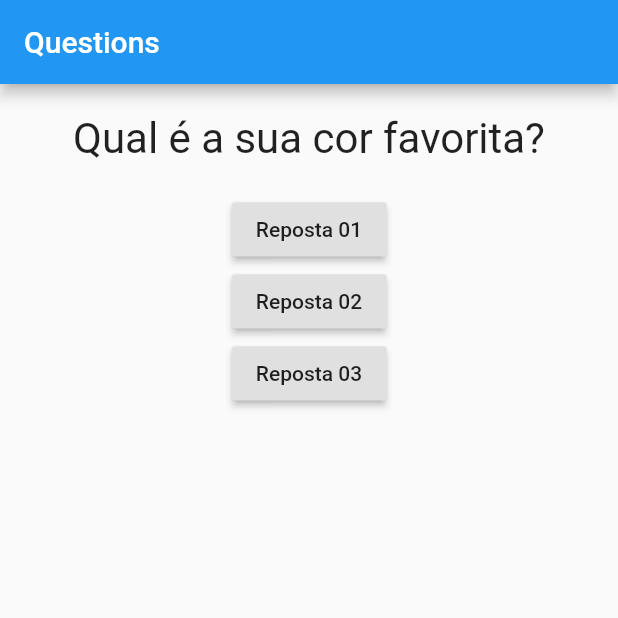
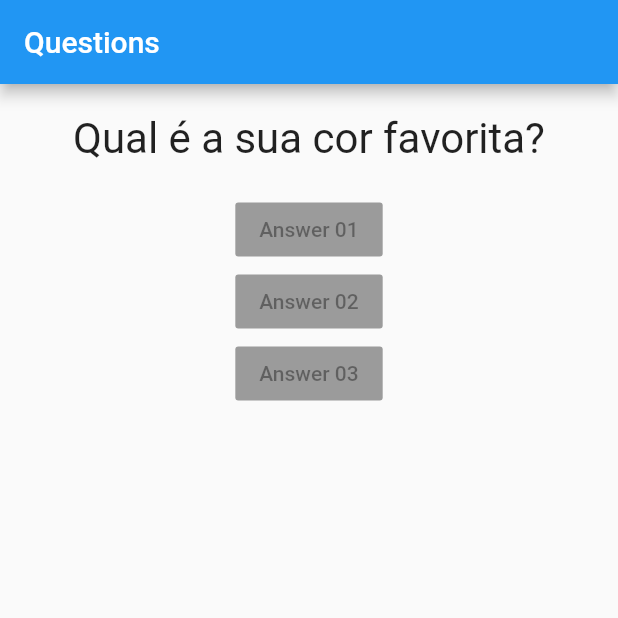
Before and after one commit to matheus-paulino/init-dart, a Flutter app: the screen it shows after launch, on a phone screen of 412 x 824 dp, the top half of it. Run offline on Flutter 3.47's test engine with Material 2 defaults, Android fonts, the phone set to English and light mode, and no system bars.

Commit message:
answer class

```diff
--- /dev/null
+++ b/lib/answer.dart
@@ -0,0 +1,19 @@
+import 'package:flutter/material.dart';
+
+class Answer extends StatelessWidget {
+  final String answer;
+
+  Answer(this.answer);
+
+  @override
+  Widget build(BuildContext context) {
+    return new Column(
+      children: <Widget>[
+        new RaisedButton(
+          child: new Text(answer),
+          onPressed: null,
+        ),
+      ],
+    );
+  }
+}
--- a/lib/main.dart
+++ b/lib/main.dart
@@ -1,6 +1,7 @@
 import 'package:flutter/material.dart';
 
 import './question.dart';
+import 'answer.dart';
 
 main() {
   runApp(new AskApp());
@@ -31,18 +32,9 @@ class QuestionAppState extends State<AskApp> {
         body: new Column(
           children: <Widget>[
             new Question(questions[_askSelected]),
-            new RaisedButton(
-              child: new Text('Reposta 01'),
-              onPressed: _response,
-            ),
-            new RaisedButton(
-              child: new Text('Reposta 02'),
-              onPressed: _response,
-            ),
-            new RaisedButton(
-              child: new Text('Reposta 03'),
-              onPressed: _response,
-            ),
+            new Answer('Answer 01'),
+            new Answer('Answer 02'),
+            new Answer('Answer 03'),
           ],
         ),
       ),
```
